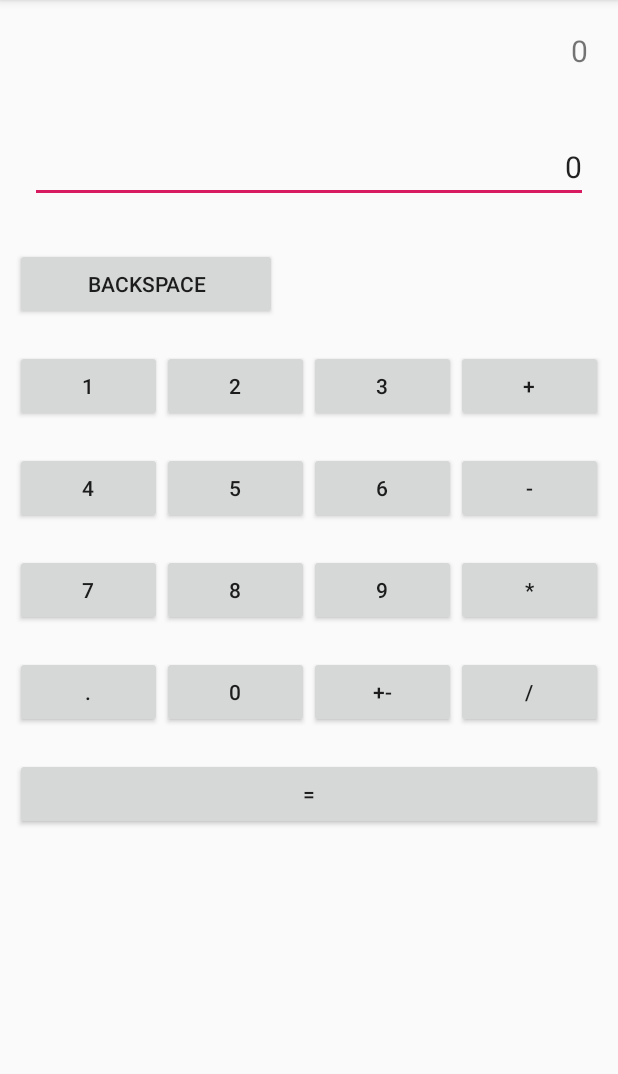
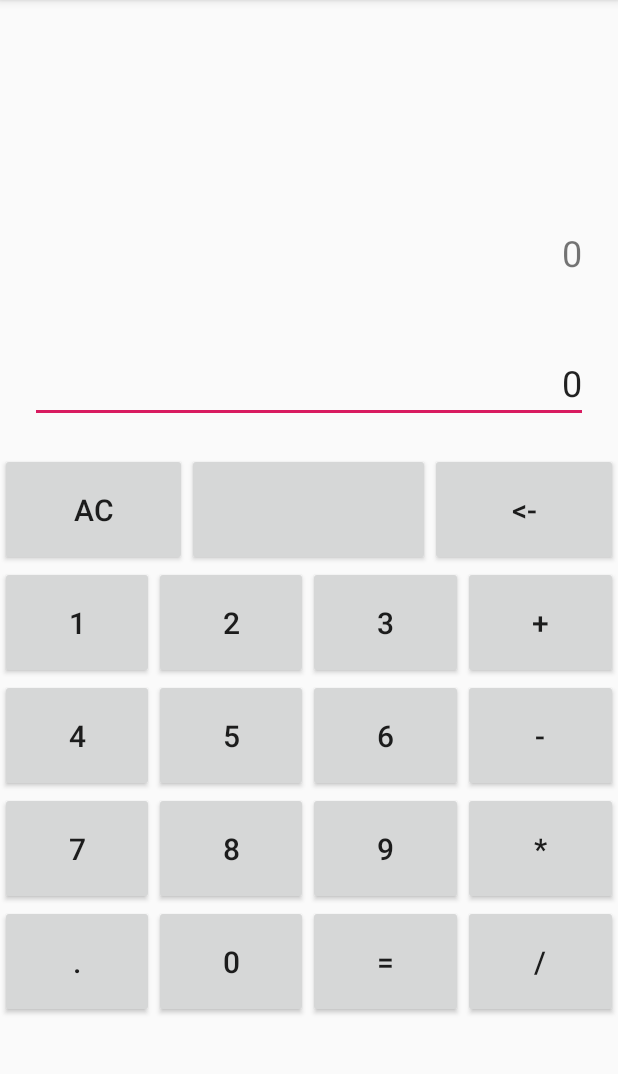
Before and after one commit to Lad-Rahul/Calculator, an Android app: the screen it shows after launch (MainActivity), on a phone screen of 412 x 824 dp, the part 84-1158 px from its top. Run offline under Robolectric (Android 15) with nearby library versions, the phone set to English and light mode, and no system bars.

```diff
--- a/app/build.gradle
+++ b/app/build.gradle
@@ -19,7 +19,7 @@ android {
 }
 
 dependencies {
-    implementation fileTree(dir: 'libs', include: ['*.jar'])
+    implementation fileTree(include: ['*.jar'], dir: 'libs')
     implementation 'com.android.support:appcompat-v7:27.1.1'
     implementation 'com.android.support.constraint:constraint-layout:1.1.3'
     testImplementation 'junit:junit:4.12'
--- a/app/src/main/res/layout/activity_main.xml
+++ b/app/src/main/res/layout/activity_main.xml
@@ -3,28 +3,29 @@
     xmlns:tools="http://schemas.android.com/tools"
     android:layout_width="match_parent"
     android:layout_height="match_parent"
-    android:layout_centerHorizontal="true"
+    android:layout_marginTop="128dp"
     tools:context=".MainActivity">
 
     <TextView
         android:id="@+id/screen"
         android:layout_width="match_parent"
         android:layout_height="wrap_content"
-        android:layout_margin="20dp"
+        android:layout_margin="24dp"
+        android:layout_marginTop="32dp"
         android:text="0"
         android:textAlignment="textEnd"
-        android:textSize="20dp"
+        android:textSize="24dp"
         />
 
     <EditText
         android:id="@+id/display"
         android:layout_width="match_parent"
         android:layout_height="wrap_content"
-        android:layout_below="@+id/screen"
         android:textAlignment="textEnd"
         android:layout_marginTop="40dp"
         android:layout_margin="20dp"
-        android:textSize="20dp"
+        android:textSize="24dp"
+        android:layout_below="@id/screen"
         android:inputType="numberDecimal"
         android:text="0" />
 
@@ -34,14 +35,32 @@
         android:layout_height="wrap_content"
         android:weightSum="4"
         android:layout_below="@+id/display"
-        android:layout_margin="10dp"
         >
+
+        <Button
+            android:id="@+id/btn_AC"
+            android:layout_width="wrap_content"
+            android:layout_height="wrap_content"
+            android:textSize="20dp"
+            android:padding="24dp"
+            android:text="AC"
+            android:layout_weight="1"/>
+
+        <Button
+            android:layout_width="wrap_content"
+            android:layout_height="wrap_content"
+            android:textSize="20dp"
+            android:padding="24dp"
+            android:layout_weight="2"/>
+
 
         <Button
             android:id="@+id/btn_backspace"
             android:layout_width="wrap_content"
             android:layout_height="wrap_content"
-            android:text="backspace"
+            android:textSize="20dp"
+            android:padding="24dp"
+            android:text="@string/backspace"
             android:layout_weight="1"/>
 
     </LinearLayout>
@@ -52,13 +71,14 @@
         android:layout_height="wrap_content"
         android:weightSum="4"
         android:layout_below="@+id/btn_layer0"
-        android:layout_margin="10dp"
         >
 
         <Button
             android:id="@+id/btn1"
             android:layout_width="wrap_content"
             android:layout_height="wrap_content"
+            android:textSize="20dp"
+            android:padding="24dp"
             android:text="@string/btn1"
             android:layout_weight="1"/>
 
@@ -66,6 +86,8 @@
             android:id="@+id/btn2"
             android:layout_width="wrap_content"
             android:layout_height="wrap_content"
+            android:textSize="20dp"
+            android:padding="24dp"
             android:text="@string/btn2"
             android:layout_weight="1"/>
 
@@ -73,6 +95,8 @@
             android:id="@+id/btn3"
             android:layout_width="wrap_content"
             android:layout_height="wrap_content"
+            android:textSize="20dp"
+            android:padding="24dp"
             android:text="@string/btn3"
             android:layout_weight="1"/>
 
@@ -80,6 +104,8 @@
             android:id="@+id/btn_plus"
             android:layout_width="wrap_content"
             android:layout_height="wrap_content"
+            android:textSize="20dp"
+            android:padding="24dp"
             android:text="@string/btnplus"
             android:layout_weight="1"/>
 
@@ -90,13 +116,14 @@
         android:layout_width="match_parent"
         android:layout_height="wrap_content"
         android:weightSum="4"
-        android:layout_below="@+id/btn_layer1"
-        android:layout_margin="10dp">
+        android:layout_below="@+id/btn_layer1">
 
         <Button
             android:id="@+id/btn4"
             android:layout_width="wrap_content"
             android:layout_height="wrap_content"
+            android:textSize="20dp"
+            android:padding="24dp"
             android:text="@string/btn4"
             android:layout_weight="1"/>
 
@@ -104,6 +131,8 @@
             android:id="@+id/btn5"
             android:layout_width="wrap_content"
             android:layout_height="wrap_content"
+            android:textSize="20dp"
+            android:padding="24dp"
             android:text="@string/btn5"
             android:layout_weight="1"/>
 
@@ -111,6 +140,8 @@
             android:id="@+id/btn6"
             android:layout_width="wrap_content"
             android:layout_height="wrap_content"
+            android:textSize="20dp"
+            android:padding="24dp"
             android:text="@string/btn6"
             android:layout_weight="1"/>
 
@@ -118,6 +149,8 @@
             android:id="@+id/btn_minus"
             android:layout_width="wrap_content"
             android:layout_height="wrap_content"
+            android:textSize="20dp"
+            android:padding="24dp"
             android:text="@string/btnminus"
             android:layout_weight="1"/>
 
@@ -128,13 +161,14 @@
         android:layout_width="match_parent"
         android:layout_height="wrap_content"
         android:weightSum="4"
-        android:layout_below="@+id/btn_layer2"
-        android:layout_margin="10dp">
+        android:layout_below="@+id/btn_layer2">
 
         <Button
             android:id="@+id/btn7"
             android:layout_width="wrap_content"
             android:layout_height="wrap_content"
+            android:textSize="20dp"
+            android:padding="24dp"
             android:text="@string/btn7"
             android:layout_weight="1"/>
 
@@ -142,6 +176,8 @@
             android:id="@+id/btn8"
             android:layout_width="wrap_content"
             android:layout_height="wrap_content"
+            android:textSize="20dp"
+            android:padding="24dp"
             android:text="@string/btn8"
             android:layout_weight="1"/>
 
@@ -149,6 +185,8 @@
             android:id="@+id/btn9"
             android:layout_width="wrap_content"
             android:layout_height="wrap_content"
+            android:textSize="20dp"
+            android:padding="24dp"
             android:text="@string/btn9"
             android:layout_weight="1"/>
 
@@ -156,6 +194,8 @@
             android:id="@+id/btn_multi"
             android:layout_width="wrap_content"
             android:layout_height="wrap_content"
+            android:textSize="20dp"
+            android:padding="24dp"
             android:text="@string/btnmulti"
             android:layout_weight="1"/>
 
@@ -166,13 +206,14 @@
         android:layout_width="match_parent"
         android:layout_height="wrap_content"
         android:weightSum="4"
-        android:layout_below="@+id/btn_layer3"
-        android:layout_margin="10dp">
+        android:layout_below="@+id/btn_layer3">
 
         <Button
             android:id="@+id/btn_dot"
             android:layout_width="wrap_content"
             android:layout_height="wrap_content"
+            android:textSize="20dp"
+            android:padding="24dp"
             android:text="@string/btndot"
             android:layout_weight="1"/>
 
@@ -180,31 +221,29 @@
             android:id="@+id/btn0"
             android:layout_width="wrap_content"
             android:layout_height="wrap_content"
+            android:textSize="20dp"
+            android:padding="24dp"
             android:text="@string/btn0"
             android:layout_weight="1"/>
 
         <Button
-            android:id="@+id/btn_sign"
+            android:id="@+id/btn_ans"
             android:layout_width="wrap_content"
             android:layout_height="wrap_content"
-            android:text="@string/btnsign"
+            android:textSize="20dp"
+            android:padding="24dp"
+            android:text="@string/btnans"
             android:layout_weight="1"/>
 
         <Button
             android:id="@+id/btn_div"
             android:layout_width="wrap_content"
             android:layout_height="wrap_content"
+            android:textSize="20dp"
+            android:padding="24dp"
             android:text="@string/btndiv"
             android:layout_weight="1"/>
 
     </LinearLayout>
 
-    <Button
-        android:id="@+id/btn_ans"
-        android:layout_width="match_parent"
-        android:layout_height="wrap_content"
-        android:layout_margin="10dp"
-        android:layout_below="@id/btn_layer4"
-        android:text="@string/btnans" />
-
 </RelativeLayout>
--- a/app/src/main/res/values/strings.xml
+++ b/app/src/main/res/values/strings.xml
@@ -17,5 +17,6 @@
     <string name="btndiv">/</string>
     <string name="btnsign">+-</string>
     <string name="btnans">=</string>
+    <string name="backspace">&lt;-</string>
 
 </resources>
```
Also changed, not shown: app/src/main/java/com/example/calculator/MainActivity.java (+144 -116 lines).
